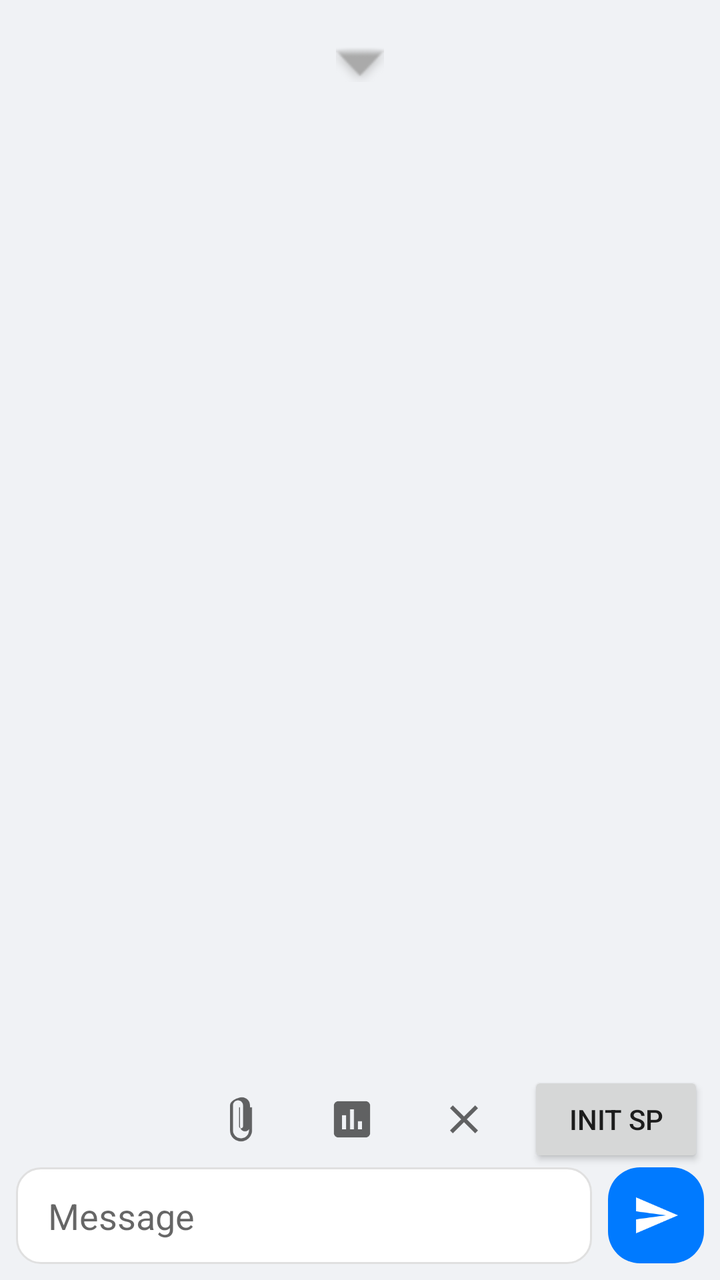
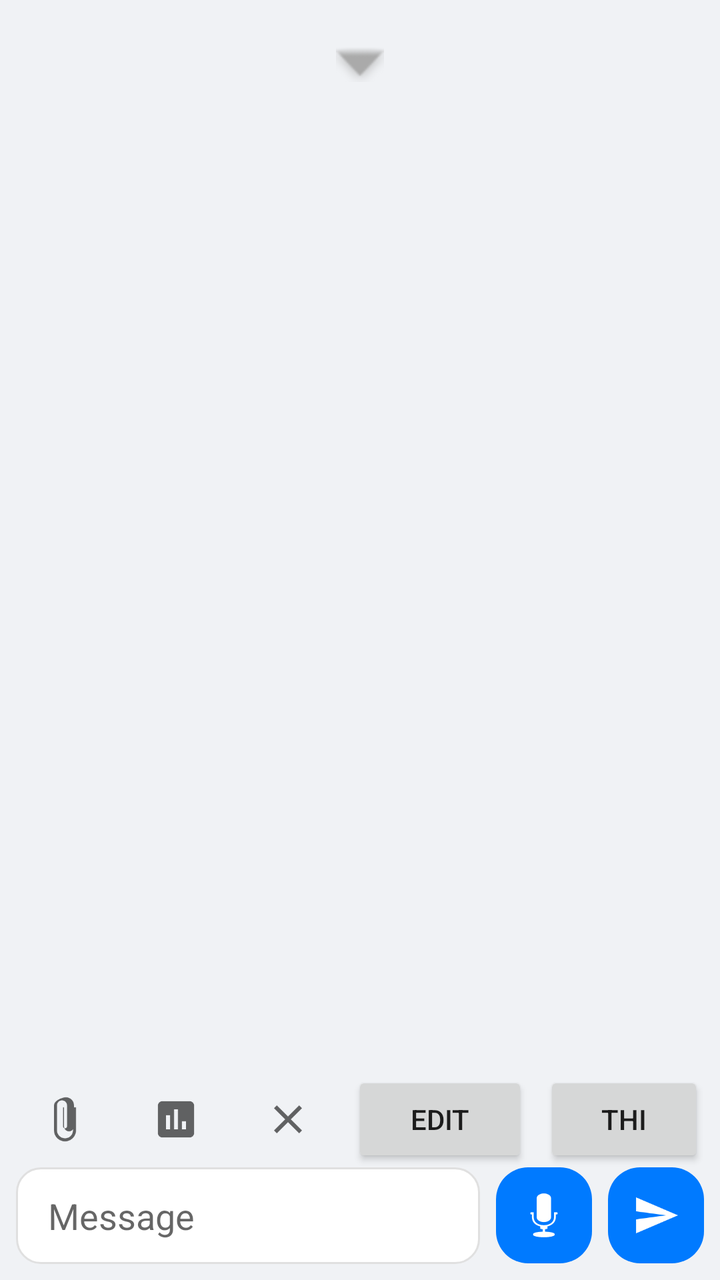

The first picture is an Android layout as it rendered before a commit; the second is the same layout after the commit. The layout source and the unified diff follow.
<!-- AndroidManifest.xml: activity theme Theme.AppCompat.Light.NoActionBar -->
<!-- res/layout/activity_demollm.xml -->
<?xml version="1.0" encoding="utf-8"?>
<RelativeLayout xmlns:android="http://schemas.android.com/apk/res/android"
    xmlns:app="http://schemas.android.com/apk/res-auto"
    xmlns:tools="http://schemas.android.com/tools"
    android:layout_width="match_parent"
    android:layout_height="match_parent"
    android:background="#F0F2F5"
    tools:context=".DemoLLMActivity">

    <LinearLayout
        android:id="@+id/toolbar"
        android:layout_width="match_parent"
        android:layout_height="wrap_content"
        android:gravity="center"
        android:orientation="horizontal"
        android:padding="8dp">

        <FrameLayout
            android:layout_width="wrap_content"
            android:layout_height="wrap_content">

            <Spinner
                android:id="@+id/modelSpinner"
                android:layout_width="wrap_content"
                android:layout_height="48dp"
                android:background="@android:color/transparent"
                android:paddingEnd="24dp" />

            <ImageView
                android:layout_width="24dp"
                android:layout_height="24dp"
                android:layout_gravity="center_vertical|end"
                android:src="@android:drawable/arrow_down_float"
                app:tint="@android:color/darker_gray" />

        </FrameLayout>
    </LinearLayout>

    <androidx.recyclerview.widget.RecyclerView
        android:id="@+id/recyclerView"
        android:layout_width="match_parent"
        android:layout_height="match_parent"
        android:layout_below="@id/toolbar"
        android:layout_above="@+id/inputArea"
        android:padding="8dp" />

    <LinearLayout
        android:id="@+id/inputArea"
        android:layout_width="match_parent"
        android:layout_height="wrap_content"
        android:layout_alignParentBottom="true"
        android:orientation="vertical"
        android:padding="8dp">

        <FrameLayout
            android:id="@+id/previewContainer"
            android:layout_width="wrap_content"
            android:layout_height="wrap_content"
            android:layout_marginBottom="8dp"
            android:visibility="gone">

            <ImageView
                android:id="@+id/previewImage"
                android:layout_width="96dp"
                android:layout_height="96dp" />

            <ImageButton
                android:id="@+id/clearImageButton"
                android:layout_width="24dp"
                android:layout_height="24dp"
                android:layout_gravity="top|end"
                android:background="@android:color/transparent"
                android:src="@android:drawable/ic_menu_close_clear_cancel" />
        </FrameLayout>
        <LinearLayout
            android:layout_width="match_parent"
            android:layout_height="wrap_content"
            android:layout_marginTop="8dp"
            android:gravity="end"
            android:orientation="horizontal">

            <ImageButton
                android:id="@+id/attachButton"
                android:layout_width="48dp"
                android:layout_height="48dp"
                android:background="?attr/selectableItemBackgroundBorderless"
                android:src="@drawable/ic_attach_file" />

            <ImageButton
                android:id="@+id/benchButton"
                android:layout_width="48dp"
                android:layout_height="48dp"
                android:layout_marginStart="8dp"
                android:background="?attr/selectableItemBackgroundBorderless"
                android:src="@drawable/ic_benchmark" />

            <ImageButton
                android:id="@+id/clearButton"
                android:layout_width="48dp"
                android:layout_height="48dp"
                android:layout_marginStart="8dp"
                android:background="?attr/selectableItemBackgroundBorderless"
                android:src="@drawable/ic_clear" />

            <Button
                android:id="@+id/initSysPromptButton"
                android:layout_width="wrap_content"
                android:layout_height="48dp"
                android:layout_marginStart="8dp"
                android:text="Init SP" />

            
























        </LinearLayout>
        <LinearLayout
            android:layout_width="match_parent"
            android:layout_height="wrap_content"
            android:gravity="center_vertical"
            android:orientation="horizontal">

            <EditText
                android:id="@+id/messageEditText"
                android:layout_width="0dp"
                android:layout_height="wrap_content"
                android:layout_weight="1"
                android:background="@drawable/bg_input_box"
                android:hint="Message"
                android:inputType="textMultiLine"
                android:maxLines="5"
                android:paddingStart="16dp"
                android:paddingTop="12dp"
                android:paddingEnd="16dp"
                android:paddingBottom="12dp" />

            <ImageButton
                android:id="@+id/sendButton"
                android:layout_width="48dp"
                android:layout_height="48dp"
                android:layout_marginStart="8dp"
                android:background="@drawable/bg_user_message"
                android:src="@drawable/ic_send"
                app:tint="@android:color/white" />

        </LinearLayout>


    </LinearLayout>

</RelativeLayout>
<!-- resources referenced by this layout -->
<resources>
  <!-- drawable bg_input_box (drawable) -->
  <?xml version="1.0" encoding="utf-8"?>
  <shape xmlns:android="http://schemas.android.com/apk/res/android"
      android:shape="rectangle">
      <solid android:color="#FFFFFF" />
      <corners android:radius="12dp" />
      <stroke
          android:width="1dp"
          android:color="#E0E0E0" />
  </shape>
  <!-- drawable bg_user_message (drawable) -->
  <?xml version="1.0" encoding="utf-8"?>
  <shape xmlns:android="http://schemas.android.com/apk/res/android"
      android:shape="rectangle">
      <solid android:color="#007AFF" />
      <corners android:radius="16dp" />
  </shape>
  <!-- drawable ic_attach_file (drawable) -->
  <vector xmlns:android="http://schemas.android.com/apk/res/android"
      android:width="24dp"
      android:height="24dp"
      android:viewportWidth="24.0"
      android:viewportHeight="24.0"
      android:tint="?attr/colorControlNormal">
    <path
        android:fillColor="@android:color/white"
        android:pathData="M16.5,6v11.5c0,2.21 -1.79,4 -4,4s-4,-1.79 -4,-4V5c0,-1.38 1.12,-2.5 2.5,-2.5s2.5,1.12 2.5,2.5v10.5c0,0.55 -0.45,1 -1,1s-1,-0.45 -1,-1V6H12v9.5c0,1.38 1.12,2.5 2.5,2.5s2.5,-1.12 2.5,-2.5V5c0,-2.21 -1.79,-4 -4,-4S7,2.79 7,5v12.5c0,3.04 2.46,5.5 5.5,5.5s5.5,-2.46 5.5,-5.5V6h-1.5z"/>
  </vector>
  <!-- drawable ic_benchmark (drawable) -->
  <vector xmlns:android="http://schemas.android.com/apk/res/android"
      android:width="24dp"
      android:height="24dp"
      android:viewportWidth="24.0"
      android:viewportHeight="24.0"
      android:tint="?attr/colorControlNormal">
    <path
        android:fillColor="@android:color/white"
        android:pathData="M19,3H5C3.9,3 3,3.9 3,5v14c0,1.1 0.9,2 2,2h14c1.1,0 2,-0.9 2,-2V5c0,-1.1 -0.9,-2 -2,-2zM9,17H7v-7h2v7zM13,17h-2V7h2v10zM17,17h-2v-4h2v4z"/>
  </vector>
  <!-- drawable ic_clear (drawable) -->
  <vector xmlns:android="http://schemas.android.com/apk/res/android"
      android:width="24dp"
      android:height="24dp"
      android:viewportWidth="24.0"
      android:viewportHeight="24.0"
      android:tint="?attr/colorControlNormal">
    <path
        android:fillColor="@android:color/white"
        android:pathData="M19,6.41L17.59,5 12,10.59 6.41,5 5,6.41 10.59,12 5,17.59 6.41,19 12,13.41 17.59,19 19,17.59 13.41,12z"/>
  </vector>
  <!-- drawable ic_send (drawable) -->
  <vector xmlns:android="http://schemas.android.com/apk/res/android"
      android:width="24dp"
      android:height="24dp"
      android:viewportWidth="24.0"
      android:viewportHeight="24.0"
      android:tint="?attr/colorControlNormal">
    <path
        android:fillColor="@android:color/white"
        android:pathData="M2.01,21L23,12 2.01,3 2,10l15,2 -15,2z"/>
  </vector>
</resources>

<!-- the commit's change to res/layout/activity_demollm.xml (unified diff, before → after) -->
@@ -6,6 +6,7 @@
     android:layout_height="match_parent"
     android:background="#F0F2F5"
     tools:context=".DemoLLMActivity">
+
 
     <LinearLayout
         android:id="@+id/toolbar"
@@ -40,8 +41,8 @@
         android:id="@+id/recyclerView"
         android:layout_width="match_parent"
         android:layout_height="match_parent"
+        android:layout_above="@id/inputArea"
         android:layout_below="@id/toolbar"
-        android:layout_above="@+id/inputArea"
         android:padding="8dp" />
 
     <LinearLayout
@@ -72,6 +73,7 @@
                 android:background="@android:color/transparent"
                 android:src="@android:drawable/ic_menu_close_clear_cancel" />
         </FrameLayout>
+
         <LinearLayout
             android:layout_width="match_parent"
             android:layout_height="wrap_content"
@@ -103,13 +105,11 @@
                 android:src="@drawable/ic_clear" />
 
             <Button
-                android:id="@+id/initSysPromptButton"
-                android:layout_width="wrap_content"
-                android:layout_height="48dp"
-                android:layout_marginStart="8dp"
-                android:text="Init SP" />
-
-            
+            android:id="@+id/editSystemPromptButton"
+            android:layout_width="wrap_content"
+            android:layout_height="48dp"
+            android:layout_marginStart="8dp"
+            android:text="Edit" />
 
 
 
@@ -117,24 +117,15 @@
 
 
 
-
-
-
-
-
-
-
-
-
-
-
-
-
-
-
-
+            <Button
+                android:id="@+id/initThinkButton"
+                android:layout_width="wrap_content"
+                android:layout_height="48dp"
+                android:layout_marginStart="8dp"
+                android:text="Thi" />
 
         </LinearLayout>
+
         <LinearLayout
             android:layout_width="match_parent"
             android:layout_height="wrap_content"
@@ -156,6 +147,15 @@
                 android:paddingBottom="12dp" />
 
             <ImageButton
+                android:id="@+id/recordButton"
+                android:layout_width="48dp"
+                android:layout_height="48dp"
+                android:layout_marginStart="8dp"
+                android:background="@drawable/bg_user_message"
+                android:src="@android:drawable/ic_btn_speak_now"
+                app:tint="@android:color/white" />
+
+            <ImageButton
                 android:id="@+id/sendButton"
                 android:layout_width="48dp"
                 android:layout_height="48dp"
@@ -166,7 +166,14 @@
 
         </LinearLayout>
 
-
     </LinearLayout>
 
+    <ProgressBar
+        android:id="@+id/transcribing_progress"
+        style="?android:attr/progressBarStyle"
+        android:layout_width="wrap_content"
+        android:layout_height="wrap_content"
+        android:layout_centerInParent="true"
+        android:visibility="gone" />
+
 </RelativeLayout>
